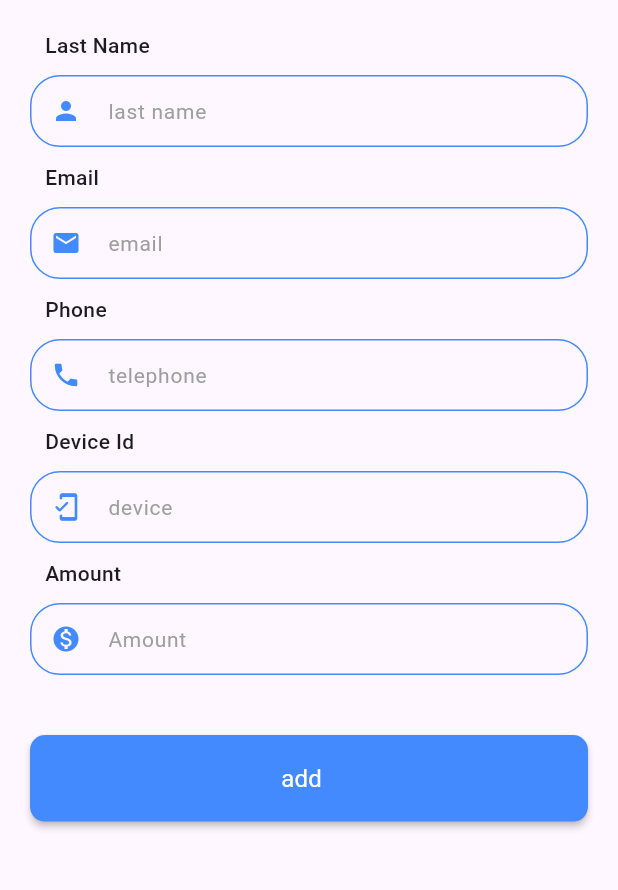
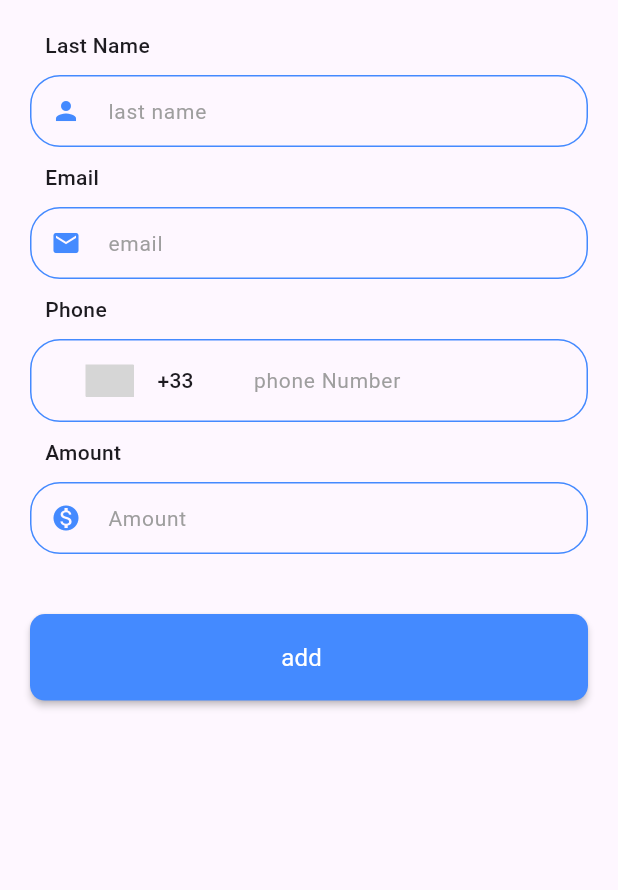
Before and after one commit to Rayankrachni/admin, a Flutter app: the screen it shows after launch, after a tap on the "add" icon, on a phone screen of 412 x 824 dp, the part 231-1121 px from its top. Run offline on Flutter 3.47's test engine with Material 2 defaults, Android fonts, the light colour scheme and no system bars; drawn by our look-alikes of country_code_picker; our stand-ins replace cloud_firestore, firebase_core, firebase_messaging, fluttertoast, page_transition; accounts and stored records are empty; network calls fail; Roboto replaces fonts that are missing (myriad); grey boxes are pictures that could not be loaded.

Commit message:
commit
commit

```diff
--- /dev/null
+++ b/lib/helper/app_toast.dart
@@ -0,0 +1,24 @@
+import 'package:flutter/material.dart';
+import 'package:fluttertoast/fluttertoast.dart';
+
+class ToastHelper {
+  static void showToast({
+    required String msg,
+    required Color backgroundColor,
+    ToastGravity gravity = ToastGravity.BOTTOM,
+    int timeInSecForIosWeb = 1,
+
+    Color textColor = Colors.white,
+    double fontSize = 16.0,
+  }) {
+    Fluttertoast.showToast(
+      msg: msg,
+      gravity: gravity,
+      timeInSecForIosWeb: timeInSecForIosWeb,
+      backgroundColor: backgroundColor,
+      textColor: textColor,
+      fontSize: fontSize,
+
+    );
+  }
+}
--- a/lib/main.dart
+++ b/lib/main.dart
@@ -1,5 +1,7 @@
 import 'package:adminapplication/screns/homeScreen.dart';
+import 'package:country_code_picker/country_code_picker.dart';
 import 'package:firebase_core/firebase_core.dart';
+
 import 'package:flutter/material.dart';
 import 'package:provider/provider.dart';
 
@@ -26,11 +28,41 @@ class MyApp extends StatelessWidget {
   Widget build(BuildContext context) {
     return MaterialApp(
       title: 'Flutter Demo',
+      debugShowCheckedModeBanner: false,
       theme: ThemeData(
 
         colorScheme: ColorScheme.fromSeed(seedColor: Colors.deepPurple),
         useMaterial3: true,
       ),
+        supportedLocales: const [
+          Locale("af"),
+          Locale("am"),
+          Locale("ar"),
+          Locale("az"),
+          Locale("be"),
+          Locale("bg"),
+          Locale("bn"),
+          Locale("bs"),
+          Locale("dz"),
+          Locale("ca"),
+          Locale("cs"),
+          Locale("da"),
+          Locale("de"),
+          Locale("el"),
+          Locale("en"),
+          Locale("es"),
+          Locale("et"),
+          Locale("fa"),
+          Locale("fi"),
+          Locale("fr"),
+
+          Locale("uz"),
+          Locale("vi"),
+          Locale("zh")
+        ],
+        localizationsDelegates:const  [
+          CountryLocalizations.delegate,
+        ],
       home: HomePage()
     );
   }
--- a/lib/screns/addUser.dart
+++ b/lib/screns/addUser.dart
@@ -1,7 +1,9 @@
 
+import 'package:adminapplication/helper/app_toast.dart';
 import 'package:adminapplication/model/user_model.dart';
 import 'package:adminapplication/widget/button_widget.dart';
 import 'package:adminapplication/widget/textFormField.dart';
+import 'package:country_code_picker/country_code_picker.dart';
 import 'package:flutter/material.dart';
 import 'package:provider/provider.dart';
 
@@ -22,6 +24,10 @@ class _AddUserState extends State<AddUser> {
   TextEditingController telephone=TextEditingController();
   TextEditingController deviceId=TextEditingController();
   TextEditingController amount=TextEditingController();
+
+  String? codePhone;
+  final _formKey = GlobalKey<FormState>();
+
   @override
   Widget build(BuildContext context) {
 
@@ -34,6 +40,8 @@ class _AddUserState extends State<AddUser> {
       ),
       body: Padding(
         padding: const EdgeInsets.all(20.0),
+        child: Form(
+          key: _formKey,
           child: SingleChildScrollView(
             child: Column(
               mainAxisAlignment: MainAxisAlignment.center,
@@ -45,6 +53,7 @@ class _AddUserState extends State<AddUser> {
                       child: Text("First Name",style: TextStyle(fontWeight: FontWeight.w500,fontSize: 14),),
                     )),
                 CustomTextFormField(controller: firstname, hintText: "first name", prefixIcon: Icons.person, textInputType: TextInputType.text),
+
                 SizedBox(height: 20,) ,
                 const Align(
                     alignment: Alignment.topLeft,
@@ -68,16 +77,95 @@ class _AddUserState extends State<AddUser> {
                       padding: const EdgeInsets.only(left: 10.0,right: 10,bottom: 10),
                       child: Text("Phone",style: TextStyle(fontWeight: FontWeight.w500,fontSize: 14),),
                     )),
-              CustomTextFormField(controller: telephone, hintText: "telephone", prefixIcon: Icons.phone, textInputType: TextInputType.phone),
+                Container(
+                  decoration: BoxDecoration(
+                      borderRadius: BorderRadius.all(Radius.circular(20)),
+                      border: Border.all(
+                        color:  Colors.blueAccent,
+
+                      )
+                  ),
+                  child: Row(
+                    children: [
+
+                      CountryCodePicker(
+                        onChanged: (v){
+                          setState(() {
+                            codePhone=v.toString();
+                          });
+                          print("my value is $v");
+
+                        },
+                        showFlag: true,
+
+
+                        // Initial selection and favorite can be one of code ('IT') OR dial_code('+39')
+                        initialSelection: 'Fr',
+                        favorite: const ['+39', 'FR'],
+                        countryFilter: const ['IT', 'FR','CD', 'CG', 'KE', 'UG','zh','vi','uz','ur','uk','tt','tr','tk','th','tg','ta','sv','sr','sk','sd','sq','so','sl','sd','ru','ro','pt','ps','pl','no','nn','nl','nb','ms','mn','ml','ml','lv','lt','ky','ku','ko','km','kk','ka','ja','it','is','id','hy','hu','hr','hi','he','ha','gl','fi','fa','et','es','en','el','de','cs','ca','dz','bs','bn','bg','be','az','ar','am','af'],
+                        showFlagDialog: false,
+                        comparator: (a, b) => b.name!.compareTo(a.name!),
+                        //Get the country information relevant to the initial selection
+                        onInit: (code) => debugPrint(
+                            "on init ${code!.name!} ${code.dialCode} ${code.name}"),
+                      ),
+                      SizedBox(
+                        width: 200,
+                        child: TextFormField(
+                          controller: telephone,
+
+                          validator: (value) {
+                            if (value!.isEmpty) {
+                              return 'Select your code country';
+                            }
+                            return null;
+                          },
+                          keyboardType: TextInputType.phone,
+                          textInputAction: TextInputAction.next,
+
+                          style:const TextStyle(color: Colors.black),
+                          decoration: InputDecoration(
+                              hintText: "phone Number",
+
+                              contentPadding: const EdgeInsets.symmetric(
+                                vertical: 5.0,
+                                horizontal: 20.0,
+                              ),
+
+                              hintStyle: const TextStyle(
+                                  fontFamily: 'myriad',
+
+                                  fontSize: 14,
+                                  color: Colors.grey
+                              ),
+
+
+                              enabledBorder:UnderlineInputBorder(
+                                  borderSide: BorderSide(color: Colors.transparent)
+                              ),
+                              focusedBorder: UnderlineInputBorder(
+                                  borderSide: BorderSide(color: Colors.transparent)
+                              ),
+
+
+                              errorBorder:UnderlineInputBorder(
+                                  borderSide: BorderSide(color: Colors.red)
+                              )
+                          ),
+                        ),
+                      )
+                    ],
+                  ),
+                ),
                SizedBox(height: 10,) ,
-              const Align(
+               /* const Align(
                     alignment: Alignment.topLeft,
                     child: Padding(
                       padding: const EdgeInsets.only(left: 10.0,right: 10,bottom: 10),
                       child: Text("Device Id",style: TextStyle(fontWeight: FontWeight.w500,fontSize: 14),),
                     )),
                 CustomTextFormField(controller: deviceId, hintText: "device", prefixIcon: Icons.mobile_friendly_rounded, textInputType: TextInputType.text),
-              SizedBox(height: 10,) ,
+                SizedBox(height: 10,) ,*/
                 const Align(
                     alignment: Alignment.topLeft,
                     child: Padding(
@@ -91,9 +179,19 @@ class _AddUserState extends State<AddUser> {
                 SizedBox(height: 20,) ,
                 DefaultButton(
                     onPressed: (){
-                    provider.storeData( UserModel(id: "", email: email.text, firstname: firstname.text, deviceToken:deviceId.text, lastname: lastname.text, phone:telephone.text, amount: amount.text),context);
+
+                      if(_formKey.currentState!.validate() && codePhone!=null)
+                      {
+                        String phone=codePhone!+telephone.text;
+                        provider.storeData( UserModel(id: "", email: email.text, firstname: firstname.text, deviceToken:deviceId.text, lastname: lastname.text, phone:phone, amount: amount.text),context);
+
+                      }
+                      if(codePhone==null){
+                        ToastHelper.showToast(msg: "Select your code country", backgroundColor: Colors.red);
+                      }
                     }, text: "add")
               ],
+            ),
           ),
         ),
       ),
--- a/lib/screns/editUser.dart
+++ b/lib/screns/editUser.dart
@@ -82,14 +82,14 @@ class _EditUserState extends State<EditUser> {
                   )),
               CustomTextFormField(controller: telephone, hintText: "telephone", prefixIcon: Icons.phone, textInputType: TextInputType.phone),
               SizedBox(height:10,) ,
-              const Align(
+                /* const Align(
                     alignment: Alignment.topLeft,
                     child: Padding(
                       padding: const EdgeInsets.only(left: 10.0,right: 10,bottom: 10),
                       child: Text("Device Id",style: TextStyle(fontWeight: FontWeight.w500,fontSize: 14),),
                     )),
                 CustomTextFormField(controller: deviceId, hintText: "device", prefixIcon: Icons.mobile_friendly_rounded, textInputType: TextInputType.text),
-              SizedBox(height: 10,) ,
+                SizedBox(height: 10,) ,*/
 
               const Align(
                   alignment: Alignment.topLeft,
--- a/lib/screns/homeScreen.dart
+++ b/lib/screns/homeScreen.dart
@@ -39,7 +39,10 @@ class _HomePageState extends State<HomePage> {
   @override
   Widget build(BuildContext context) {
     return Scaffold(
-
+        appBar: AppBar(
+          centerTitle: true,
+          title: const Text("Home Page"),
+        ),
         floatingActionButton: FloatingActionButton(onPressed: (){
           push(context: context, screen: AddUser());
         },child:const Icon(Icons.add,color: Colors.white,),backgroundColor: Colors.teal),
--- a/lib/widget/textFormField.dart
+++ b/lib/widget/textFormField.dart
@@ -31,7 +31,7 @@ class CustomTextFormField extends StatelessWidget {
 
       validator: (value) {
         if (value!.isEmpty) {
-          return 'Toast.empty-field';
+          return 'This field is required';
         }
         return null;
       },
--- a/pubspec.yaml
+++ b/pubspec.yaml
@@ -42,6 +42,9 @@ dependencies:
   provider: ^6.0.5
   firebase_messaging: ^14.6.7
   http: ^1.1.0
+  country_code_picker: ^3.0.0
+  flutter_localization: ^0.1.13
+  fluttertoast: ^8.2.2
 
 dev_dependencies:
   flutter_test:
```
Also changed, not shown: lib/controller/user_provider.dart (+8 -2 lines), lib/widget/country_picker.dart (added), pubspec.lock, 5 other files. Lines whose indentation alone changed are shown as unchanged.
